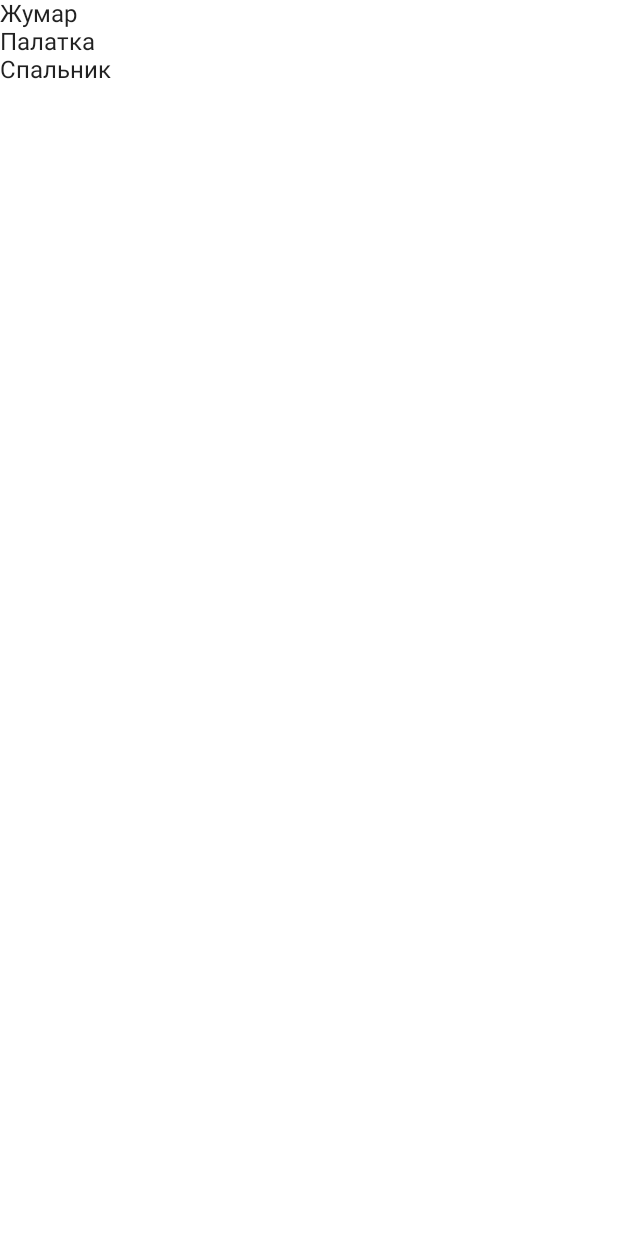
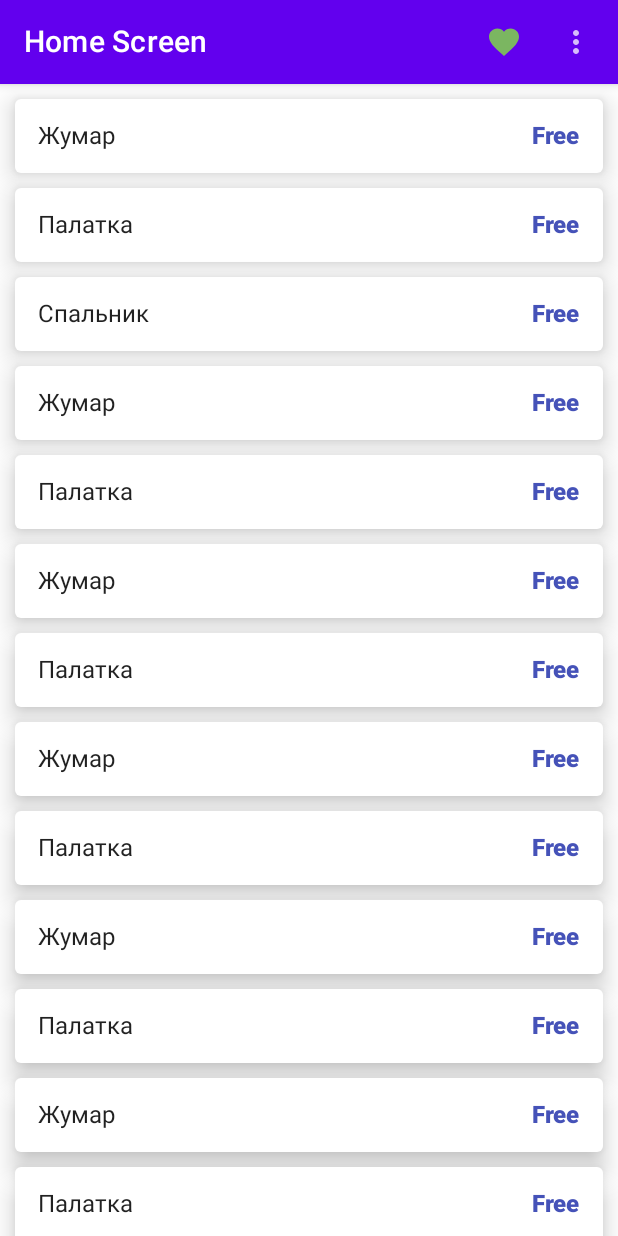
Before and after one commit to AlexandrMaystruk/EquipmentAccounting, an Android app built with Jetpack Compose: the screen it shows after launch (MainActivity), on a phone screen of 412 x 824 dp. Before the commit the screen is almost empty. Run offline under Robolectric (Android 15) with nearby library versions, the phone set to English and light mode, and no system bars; our stand-ins replace Dagger/Hilt's generated code.

Commit message:
[NF] Implemented simple list and detail screen

```diff
--- /dev/null
+++ b/app/src/main/java/com/hssoft/equipmentaccounting/data/RepositoryImpl.kt
@@ -0,0 +1,39 @@
+package com.hssoft.equipmentaccounting.data
+
+import com.hssoft.equipmentaccounting.domain.entities.Equipment
+import com.hssoft.equipmentaccounting.domain.entities.EquipmentState
+import com.hssoft.equipmentaccounting.domain.repositories.Repository
+import com.hssoft.equipmentaccounting.data.DefaultData.equipments
+import javax.inject.Inject
+
+class RepositoryImpl @Inject constructor() : Repository {
+
+    override suspend fun getEquipmentList(): List<Equipment> {
+        return equipments
+    }
+
+}
+
+object DefaultData {
+    val equipments = listOf(
+        Equipment("Жумар", EquipmentState.Free),
+        Equipment("Палатка", EquipmentState.Free),
+        Equipment("Спальник", EquipmentState.Free),
+        Equipment("Жумар", EquipmentState.Free),
+        Equipment("Палатка", EquipmentState.Free),
+        Equipment("Жумар", EquipmentState.Free),
+        Equipment("Палатка", EquipmentState.Free),
+        Equipment("Жумар", EquipmentState.Free),
+        Equipment("Палатка", EquipmentState.Free),
+        Equipment("Жумар", EquipmentState.Free),
+        Equipment("Палатка", EquipmentState.Free),
+        Equipment("Жумар", EquipmentState.Free),
+        Equipment("Палатка", EquipmentState.Free),
+        Equipment("Жумар", EquipmentState.Free),
+        Equipment("Палатка", EquipmentState.Free),
+        Equipment("Жумар", EquipmentState.Free),
+        Equipment("Палатка", EquipmentState.Free),
+        Equipment("Жумар", EquipmentState.Free),
+        Equipment("Палатка", EquipmentState.Free),
+    )
+}
--- a/app/src/main/java/com/hssoft/equipmentaccounting/di/MainModule.kt
+++ b/app/src/main/java/com/hssoft/equipmentaccounting/di/MainModule.kt
@@ -1,7 +1,7 @@
 package com.hssoft.equipmentaccounting.di
 
-import com.hssoft.equipmentaccounting.model.repositories.Repository
-import com.hssoft.equipmentaccounting.model.repositories.RepositoryImpl
+import com.hssoft.equipmentaccounting.domain.repositories.Repository
+import com.hssoft.equipmentaccounting.data.RepositoryImpl
 import dagger.Binds
 import dagger.Module
 import dagger.hilt.InstallIn
--- a/app/src/main/java/com/hssoft/equipmentaccounting/model/entities/Equipment.kt
+++ b/app/src/main/java/com/hssoft/equipmentaccounting/domain/entities/Equipment.kt
@@ -1,3 +1,3 @@
-package com.hssoft.equipmentaccounting.model.entities
+package com.hssoft.equipmentaccounting.domain.entities
 
 data class Equipment(val name: String, val equipmentState: EquipmentState)
--- a/app/src/main/java/com/hssoft/equipmentaccounting/model/entities/EquipmentState.kt
+++ b/app/src/main/java/com/hssoft/equipmentaccounting/domain/entities/EquipmentState.kt
@@ -1,4 +1,4 @@
-package com.hssoft.equipmentaccounting.model.entities
+package com.hssoft.equipmentaccounting.domain.entities
 
 import java.util.*
 
--- /dev/null
+++ b/app/src/main/java/com/hssoft/equipmentaccounting/domain/entities/User.kt
@@ -0,0 +1,3 @@
+package com.hssoft.equipmentaccounting.domain.entities
+
+data class User(val name: String)
--- a/app/src/main/java/com/hssoft/equipmentaccounting/model/entities/User.kt
+++ /dev/null
@@ -1,3 +0,0 @@
-package com.hssoft.equipmentaccounting.model.entities
-
-data class User(val name: String)
--- a/app/src/main/java/com/hssoft/equipmentaccounting/model/repositories/RepositoryImpl.kt
+++ /dev/null
@@ -1,22 +0,0 @@
-package com.hssoft.equipmentaccounting.model.repositories
-
-import com.hssoft.equipmentaccounting.model.entities.Equipment
-import com.hssoft.equipmentaccounting.model.entities.EquipmentState
-import com.hssoft.equipmentaccounting.model.repositories.DefaultData.equipments
-import javax.inject.Inject
-
-class RepositoryImpl @Inject constructor() : Repository {
-
-    override suspend fun getEquipmentList(): List<Equipment> {
-        return equipments
-    }
-
-}
-
-object DefaultData {
-    val equipments = listOf(
-        Equipment("Жумар", EquipmentState.Free),
-        Equipment("Палатка", EquipmentState.Free),
-        Equipment("Спальник", EquipmentState.Free)
-    )
-}
--- a/app/src/main/java/com/hssoft/equipmentaccounting/ui/MainActivity.kt
+++ b/app/src/main/java/com/hssoft/equipmentaccounting/ui/MainActivity.kt
@@ -4,6 +4,7 @@ import android.os.Bundle
 import androidx.activity.ComponentActivity
 import androidx.activity.compose.setContent
 import androidx.activity.viewModels
+import androidx.compose.material.Scaffold
 import androidx.hilt.navigation.compose.hiltViewModel
 import androidx.navigation.compose.NavHost
 import androidx.navigation.compose.composable
@@ -22,6 +23,7 @@ class MainActivity : ComponentActivity() {
         super.onCreate(savedInstanceState)
         setContent {
             EquipmentAccountingTheme {
+                Scaffold{
                     val navController = rememberNavController()
                     NavHost(navController, "home") {
                         composable("debtors") {
@@ -31,10 +33,11 @@ class MainActivity : ComponentActivity() {
                             RentScreen(navController)
                         }
                         composable("home") {
-                        HomeScreen(hiltViewModel())
+                            HomeScreen(hiltViewModel(), navController)
                         }
                     }
                 }
             }
         }
     }
+}
--- a/app/src/main/java/com/hssoft/equipmentaccounting/ui/all_equipments/ShowAllEquipmentsScreenViewModel.kt
+++ b/app/src/main/java/com/hssoft/equipmentaccounting/ui/all_equipments/ShowAllEquipmentsScreenViewModel.kt
@@ -1,6 +1,6 @@
 package com.hssoft.equipmentaccounting.ui.all_equipments
 
-import com.hssoft.equipmentaccounting.model.repositories.Repository
+import com.hssoft.equipmentaccounting.domain.repositories.Repository
 
 class ShowAllEquipmentsScreenViewModel (private val repository: Repository) {
 
--- a/app/src/main/java/com/hssoft/equipmentaccounting/ui/debtors/DebtorsScreenViewModel.kt
+++ b/app/src/main/java/com/hssoft/equipmentaccounting/ui/debtors/DebtorsScreenViewModel.kt
@@ -1,6 +1,6 @@
 package com.hssoft.equipmentaccounting.ui.debtors
 
-import com.hssoft.equipmentaccounting.model.repositories.Repository
+import com.hssoft.equipmentaccounting.domain.repositories.Repository
 
 class DebtorsScreenViewModel (private val repository: Repository) {
 
--- a/app/src/main/java/com/hssoft/equipmentaccounting/ui/home/HomeScreen.kt
+++ b/app/src/main/java/com/hssoft/equipmentaccounting/ui/home/HomeScreen.kt
@@ -1,24 +1,156 @@
 package com.hssoft.equipmentaccounting.ui.home
 
-import androidx.compose.foundation.layout.Column
-import androidx.compose.material.MaterialTheme
-import androidx.compose.material.Surface
-import androidx.compose.material.Text
-import androidx.compose.runtime.Composable
-import androidx.compose.runtime.collectAsState
+import androidx.compose.animation.animateColorAsState
+import androidx.compose.foundation.clickable
+import androidx.compose.foundation.layout.*
+import androidx.compose.foundation.lazy.LazyColumn
+import androidx.compose.foundation.lazy.items
+import androidx.compose.material.*
+import androidx.compose.material.icons.Icons
+import androidx.compose.material.icons.filled.Favorite
+import androidx.compose.material.icons.filled.MoreVert
+import androidx.compose.runtime.*
+import androidx.compose.ui.Alignment
+import androidx.compose.ui.Modifier
+import androidx.compose.ui.graphics.Color
+import androidx.compose.ui.text.SpanStyle
+import androidx.compose.ui.text.buildAnnotatedString
+import androidx.compose.ui.text.font.FontWeight
+import androidx.compose.ui.text.withStyle
+import androidx.compose.ui.tooling.preview.Preview
+import androidx.compose.ui.unit.dp
+import androidx.navigation.NavHostController
+import com.hssoft.equipmentaccounting.domain.entities.Equipment
 
 /**
  * Should show list of rental point
  */
+@Composable
+@ExperimentalMaterialApi
+fun HomeScreen(viewModel: HomeScreenViewModel, navController: NavHostController) {
+    Scaffold(
+        topBar = { HomeScreenTopBar() },
+        backgroundColor = MaterialTheme.colors.background,
+        content = { Content(viewModel, navController) }
+    )
+}
+
+
+@Preview(showBackground = true)
+@Composable
+fun HomeScreenTopBar() {
+
+    val result = remember { mutableStateOf("") }
+    val expanded = remember { mutableStateOf(false) }
+    val liked = remember { mutableStateOf(true) }
+
+    TopAppBar(
+        title = {
+            Text(text = "Home Screen")
+        },
+        actions = {
+            IconToggleButton(
+                checked = liked.value,
+                onCheckedChange = {
+                    liked.value = it
+                    if (liked.value) {
+                        result.value = "Liked"
+                    } else {
+                        result.value = "Unliked"
+                    }
+                }
+            ) {
+                val tint by animateColorAsState(
+                    if (liked.value) Color(0xFF7BB661)
+                    else Color.LightGray
+                )
+                Icon(
+                    Icons.Filled.Favorite,
+                    contentDescription = "Localized description",
+                    tint = tint
+                )
+            }
+
+            Box(
+                Modifier.wrapContentSize(Alignment.TopEnd)
+            ) {
+                IconButton(onClick = {
+                    expanded.value = true
+                    result.value = "More icon clicked"
+                }) {
+                    Icon(
+                        Icons.Filled.MoreVert,
+                        contentDescription = "Localized description"
+                    )
+                }
+
+                DropdownMenu(
+                    expanded = expanded.value,
+                    onDismissRequest = { expanded.value = false },
+                ) {
+                    DropdownMenuItem(onClick = {
+                        expanded.value = false
+                        result.value = "First item clicked"
+                    }) {
+                        Text("First Item")
+                    }
+
+                    DropdownMenuItem(onClick = {
+                        expanded.value = false
+                        result.value = "Second item clicked"
+                    }) {
+                        Text("Second item")
+                    }
+                }
+            }
+        },
+        elevation = AppBarDefaults.TopAppBarElevation
+    )
+}
+
+@Composable
+@ExperimentalMaterialApi
+fun Content(viewModel: HomeScreenViewModel, navController: NavHostController) {
+    val state = viewModel.equipmentList.collectAsState()
+    LazyColumn(modifier = Modifier.fillMaxHeight()) {
+        items(
+            items = state.value,
+            itemContent = { equipment ->
+                EquipmentCard(equipment = equipment, navController)
+            })
+    }
+}
 
 
 @Composable
-fun HomeScreen(viewModel: HomeScreenViewModel) {
-    Surface(color = MaterialTheme.colors.background) {
-        val state = viewModel.equipmentList.collectAsState()
-        Column {
-            state.value.forEach { equipment ->
-                Text(text = equipment.name)
+@ExperimentalMaterialApi
+fun EquipmentCard(equipment: Equipment, navController: NavHostController) {
+    Card(
+        modifier = Modifier
+            .fillMaxWidth()
+            .padding(start = 10.dp, top = 10.dp, end = 10.dp, bottom = 0.dp)
+            .clickable { },
+        elevation = 10.dp,
+        onClick = { navController.navigate("rent") }
+    ) {
+        Row(
+            modifier = Modifier.padding(15.dp)
+        ) {
+            Column(modifier = Modifier.weight(1f), horizontalAlignment = Alignment.Start) {
+                Text(equipment.name)
+            }
+            Column(modifier = Modifier.weight(1f), horizontalAlignment = Alignment.End) {
+                Text(
+                    text = buildAnnotatedString {
+                        withStyle(
+                            style = SpanStyle(
+                                fontWeight = FontWeight.W900,
+                                color = Color(0xFF4552B8)
+                            )
+                        ) {
+                            append(equipment.equipmentState.javaClass.simpleName)
+                        }
+                    })
             }
         }
     }
--- a/app/src/main/java/com/hssoft/equipmentaccounting/ui/home/HomeScreenViewModel.kt
+++ b/app/src/main/java/com/hssoft/equipmentaccounting/ui/home/HomeScreenViewModel.kt
@@ -2,8 +2,8 @@ package com.hssoft.equipmentaccounting.ui.home
 
 import androidx.lifecycle.ViewModel
 import androidx.lifecycle.viewModelScope
-import com.hssoft.equipmentaccounting.model.entities.Equipment
-import com.hssoft.equipmentaccounting.model.repositories.Repository
+import com.hssoft.equipmentaccounting.domain.entities.Equipment
+import com.hssoft.equipmentaccounting.domain.repositories.Repository
 import dagger.hilt.android.lifecycle.HiltViewModel
 import kotlinx.coroutines.flow.SharingStarted
 import kotlinx.coroutines.flow.StateFlow
--- a/app/src/main/java/com/hssoft/equipmentaccounting/ui/rent/RentScreenViewModel.kt
+++ b/app/src/main/java/com/hssoft/equipmentaccounting/ui/rent/RentScreenViewModel.kt
@@ -1,6 +1,6 @@
 package com.hssoft.equipmentaccounting.ui.rent
 
-import com.hssoft.equipmentaccounting.model.repositories.Repository
+import com.hssoft.equipmentaccounting.domain.repositories.Repository
 
 class RentScreenViewModel (private val repository: Repository) {
 
```
Also changed, not shown: app/src/main/java/com/hssoft/equipmentaccounting/domain/repositories/Repository.kt (added, +9 -0 lines), app/src/main/java/com/hssoft/equipmentaccounting/model/repositories/Repository.kt (deleted, +0 -9 lines), app/src/main/java/com/hssoft/equipmentaccounting/ui/rent/RentScreen.kt (+44 -21 lines). Lines whose indentation alone changed are shown as unchanged.
